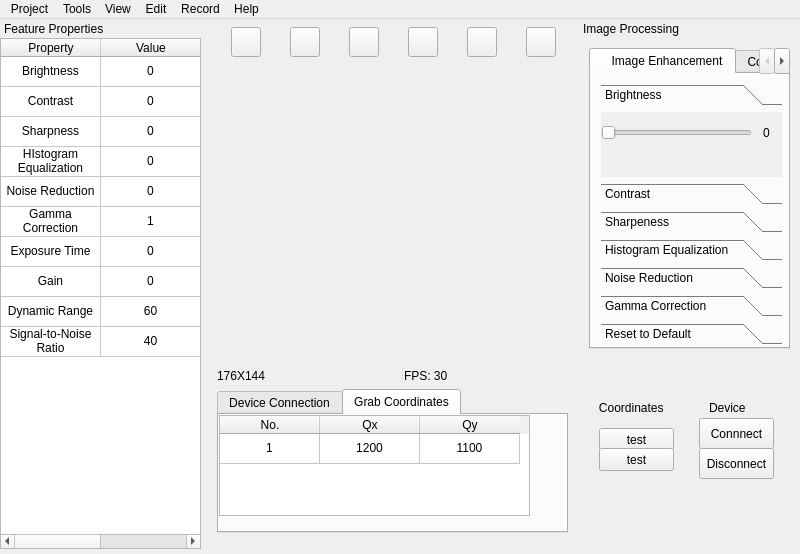
Qt form mainwindow.ui (yuranxue272181/WPIMQP) before a commit.
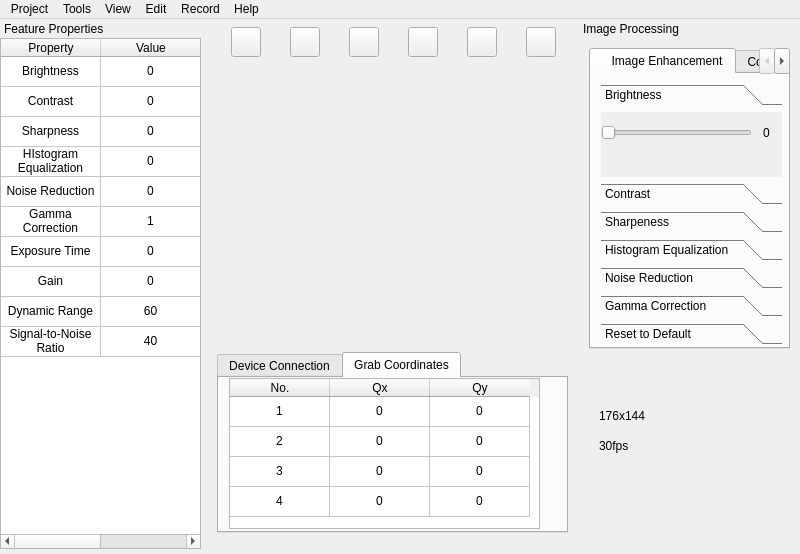
The same form after that commit. The open tabs and pages were chosen to show the change.

Commit message: update grab coordinates

Diff of the .ui file:
```diff
--- a/mainwindow.ui
+++ b/mainwindow.ui
@@ -174,29 +174,12 @@
     <property name="geometry">
      <rect>
       <x>10</x>
-      <y>350</y>
+      <y>333</y>
       <width>351</width>
-      <height>164</height>
+      <height>181</height>
      </rect>
     </property>
     <layout class="QVBoxLayout" name="verticalLayout">
-     <item>
-      <widget class="QSplitter" name="splitter">
-       <property name="orientation">
-        <enum>Qt::Orientation::Horizontal</enum>
-       </property>
-       <widget class="QLabel" name="label_5">
-        <property name="text">
-         <string>176X144</string>
-        </property>
-       </widget>
-       <widget class="QLabel" name="label_6">
-        <property name="text">
-         <string>FPS: 30</string>
-        </property>
-       </widget>
-      </widget>
-     </item>
      <item>
       <widget class="QTabWidget" name="tabWidget_2">
        <property name="minimumSize">
@@ -255,10 +238,10 @@
         <widget class="QTableWidget" name="tableWidget_2">
          <property name="geometry">
           <rect>
-           <x>0</x>
+           <x>10</x>
            <y>0</y>
            <width>311</width>
-           <height>101</height>
+           <height>151</height>
           </rect>
          </property>
          <attribute name="horizontalHeaderVisible">
@@ -274,6 +257,9 @@
           <bool>false</bool>
          </attribute>
          <row/>
+         <row/>
+         <row/>
+         <row/>
          <column>
           <property name="text">
            <string>No.</string>
@@ -299,7 +285,7 @@
          </item>
          <item row="0" column="1">
           <property name="text">
-           <string>1200</string>
+           <string>0</string>
           </property>
           <property name="textAlignment">
            <set>AlignCenter</set>
@@ -307,7 +293,79 @@
          </item>
          <item row="0" column="2">
           <property name="text">
-           <string>1100</string>
+           <string>0</string>
+          </property>
+          <property name="textAlignment">
+           <set>AlignCenter</set>
+          </property>
+         </item>
+         <item row="1" column="0">
+          <property name="text">
+           <string>2</string>
+          </property>
+          <property name="textAlignment">
+           <set>AlignCenter</set>
+          </property>
+         </item>
+         <item row="1" column="1">
+          <property name="text">
+           <string>0</string>
+          </property>
+          <property name="textAlignment">
+           <set>AlignCenter</set>
+          </property>
+         </item>
+         <item row="1" column="2">
+          <property name="text">
+           <string>0</string>
+          </property>
+          <property name="textAlignment">
+           <set>AlignCenter</set>
+          </property>
+         </item>
+         <item row="2" column="0">
+          <property name="text">
+           <string>3</string>
+          </property>
+          <property name="textAlignment">
+           <set>AlignCenter</set>
+          </property>
+         </item>
+         <item row="2" column="1">
+          <property name="text">
+           <string>0</string>
+          </property>
+          <property name="textAlignment">
+           <set>AlignCenter</set>
+          </property>
+         </item>
+         <item row="2" column="2">
+          <property name="text">
+           <string>0</string>
+          </property>
+          <property name="textAlignment">
+           <set>AlignCenter</set>
+          </property>
+         </item>
+         <item row="3" column="0">
+          <property name="text">
+           <string>4</string>
+          </property>
+          <property name="textAlignment">
+           <set>AlignCenter</set>
+          </property>
+         </item>
+         <item row="3" column="1">
+          <property name="text">
+           <string>0</string>
+          </property>
+          <property name="textAlignment">
+           <set>AlignCenter</set>
+          </property>
+         </item>
+         <item row="3" column="2">
+          <property name="text">
+           <string>0</string>
           </property>
           <property name="textAlignment">
            <set>AlignCenter</set>
@@ -1179,82 +1237,30 @@
        <height>121</height>
       </rect>
      </property>
+     <widget class="QLabel" name="label">
+      <property name="geometry">
+       <rect>
+        <x>20</x>
+        <y>20</y>
+        <width>49</width>
+        <height>16</height>
+       </rect>
+      </property>
+      <property name="text">
+       <string>176x144</string>
+      </property>
+     </widget>
      <widget class="QLabel" name="label_2">
       <property name="geometry">
        <rect>
-        <x>130</x>
-        <y>10</y>
-        <width>51</width>
-        <height>20</height>
-       </rect>
-      </property>
-      <property name="text">
-       <string>Device </string>
-      </property>
-     </widget>
-     <widget class="QPushButton" name="pushButton">
-      <property name="geometry">
-       <rect>
-        <x>120</x>
-        <y>30</y>
-        <width>75</width>
-        <height>31</height>
-       </rect>
-      </property>
-      <property name="text">
-       <string>Connnect</string>
-      </property>
-     </widget>
-     <widget class="QPushButton" name="pushButton_2">
-      <property name="geometry">
-       <rect>
-        <x>120</x>
-        <y>60</y>
-        <width>75</width>
-        <height>31</height>
-       </rect>
-      </property>
-      <property name="text">
-       <string>Disconnect</string>
-      </property>
-     </widget>
-     <widget class="QLabel" name="label_4">
-      <property name="geometry">
-       <rect>
-        <x>10</x>
-        <y>10</y>
-        <width>111</width>
-        <height>20</height>
-       </rect>
-      </property>
-      <property name="text">
-       <string>   Coordinates</string>
-      </property>
-     </widget>
-     <widget class="QPushButton" name="pushButton_3">
-      <property name="geometry">
-       <rect>
         <x>20</x>
-        <y>40</y>
-        <width>75</width>
-        <height>23</height>
+        <y>50</y>
+        <width>49</width>
+        <height>16</height>
        </rect>
       </property>
       <property name="text">
-       <string>test</string>
-      </property>
-     </widget>
-     <widget class="QPushButton" name="pushButton_4">
-      <property name="geometry">
-       <rect>
-        <x>20</x>
-        <y>60</y>
-        <width>75</width>
-        <height>23</height>
-       </rect>
-      </property>
-      <property name="text">
-       <string>test</string>
+       <string>30fps</string>
       </property>
      </widget>
     </widget>
```
Left out of the diff: 65 changed lines with no effect on the pictures. The commit also changes 10 other files.
